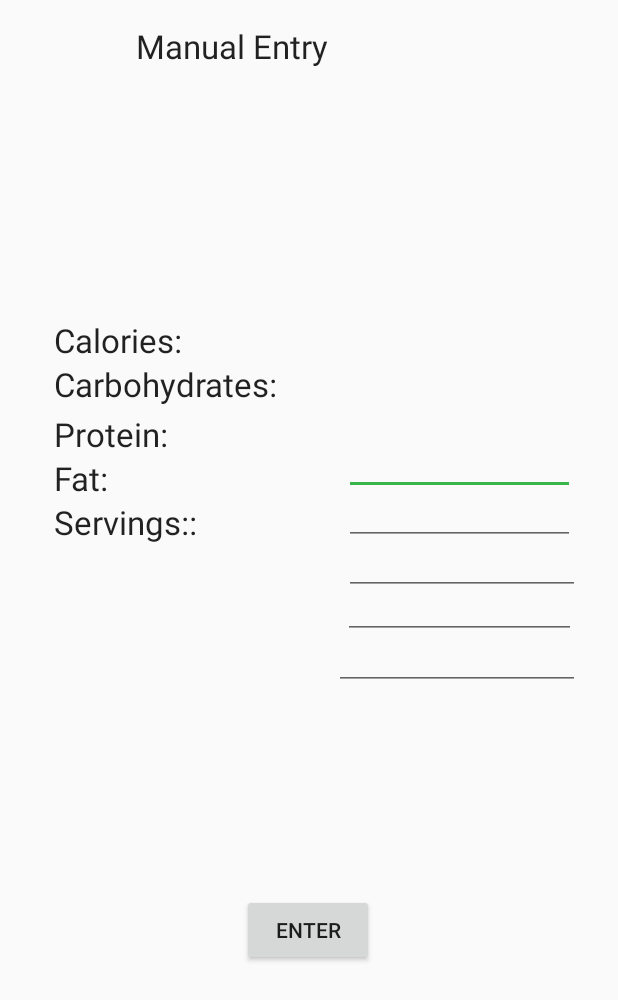
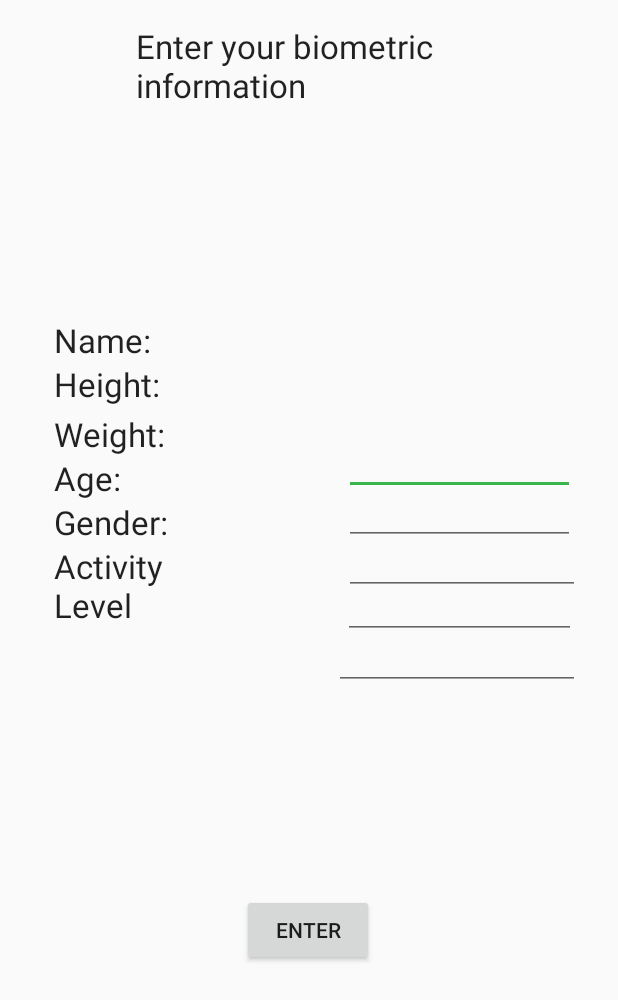
Before and after one commit to lkaicher/HealthHack2020, an Android app: the layout activity_newuser.xml on its own in the app's theme, with its tools: preview values and no code run, on a phone screen of 412 x 824 dp. Shown: the top 1000 px of the screen. Run offline under Robolectric (Android 15) with nearby library versions, the phone set to English and light mode, and no system bars.

Commit message:
Updated new user screen

```diff
--- a/app/src/main/res/layout/activity_newuser.xml
+++ b/app/src/main/res/layout/activity_newuser.xml
@@ -35,7 +35,7 @@
         android:layout_width="230dp"
         android:layout_height="0dp"
         android:layout_marginTop="16dp"
-        android:text="Manual Entry"
+        android:text="Enter your biometric information"
         android:textAppearance="@style/TextAppearance.AppCompat.Large"
         app:layout_constraintEnd_toEndOf="parent"
         app:layout_constraintHorizontal_bias="0.497"
@@ -48,7 +48,7 @@
         android:layout_height="33dp"
         android:layout_marginStart="36dp"
         android:layout_marginLeft="36dp"
-        android:text="Carbohydrates:"
+        android:text="Height:"
         android:textAppearance="@style/TextAppearance.AppCompat.Large"
         app:layout_constraintStart_toStartOf="parent"
         app:layout_constraintTop_toBottomOf="@+id/textView5" />
@@ -59,7 +59,7 @@
         android:layout_height="0dp"
         android:layout_marginStart="36dp"
         android:layout_marginLeft="36dp"
-        android:text="Servings::"
+        android:text="Gender:"
         android:textAppearance="@style/TextAppearance.AppCompat.Large"
         app:layout_constraintStart_toStartOf="parent"
         app:layout_constraintTop_toBottomOf="@+id/textView7" />
@@ -70,7 +70,7 @@
         android:layout_height="0dp"
         android:layout_marginStart="36dp"
         android:layout_marginLeft="36dp"
-        android:text="Protein:"
+        android:text="Weight:"
         android:textAppearance="@style/TextAppearance.AppCompat.Large"
         app:layout_constraintStart_toStartOf="parent"
         app:layout_constraintTop_toBottomOf="@+id/textView4" />
@@ -81,7 +81,7 @@
         android:layout_height="0dp"
         android:layout_marginStart="36dp"
         android:layout_marginLeft="36dp"
-        android:text="Fat:"
+        android:text="Age:"
         android:textAppearance="@style/TextAppearance.AppCompat.Large"
         app:layout_constraintStart_toStartOf="parent"
         app:layout_constraintTop_toBottomOf="@+id/textView6" />
@@ -93,10 +93,21 @@
         android:layout_marginStart="36dp"
         android:layout_marginLeft="36dp"
         android:layout_marginTop="212dp"
-        android:text="Calories:"
+        android:text="Name:"
         android:textAppearance="@style/TextAppearance.AppCompat.Large"
         app:layout_constraintStart_toStartOf="parent"
         app:layout_constraintTop_toTopOf="parent" />
+
+    <TextView
+        android:id="@+id/textView2"
+        android:layout_width="129dp"
+        android:layout_height="0dp"
+        android:layout_marginStart="36dp"
+        android:layout_marginLeft="36dp"
+        android:text="Activity Level"
+        android:textAppearance="@style/TextAppearance.AppCompat.Large"
+        app:layout_constraintStart_toStartOf="parent"
+        app:layout_constraintTop_toBottomOf="@+id/textView8" /> />
 
     <com.google.android.material.textfield.TextInputEditText
         android:id="@+id/textInputEditText5"
```
